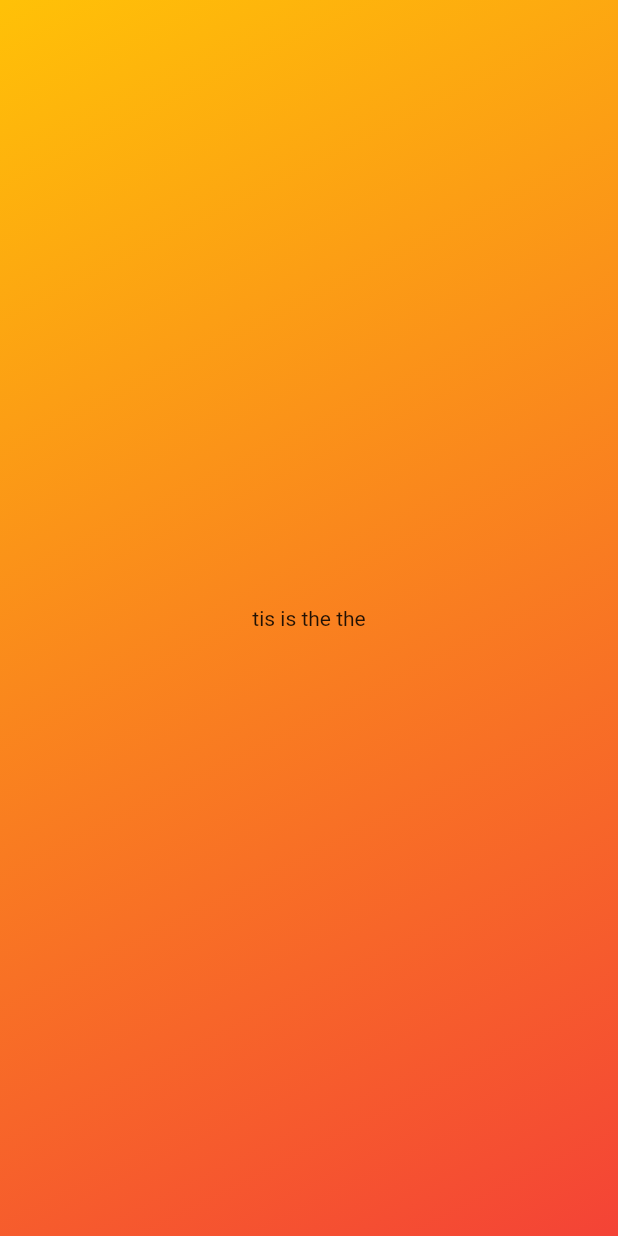
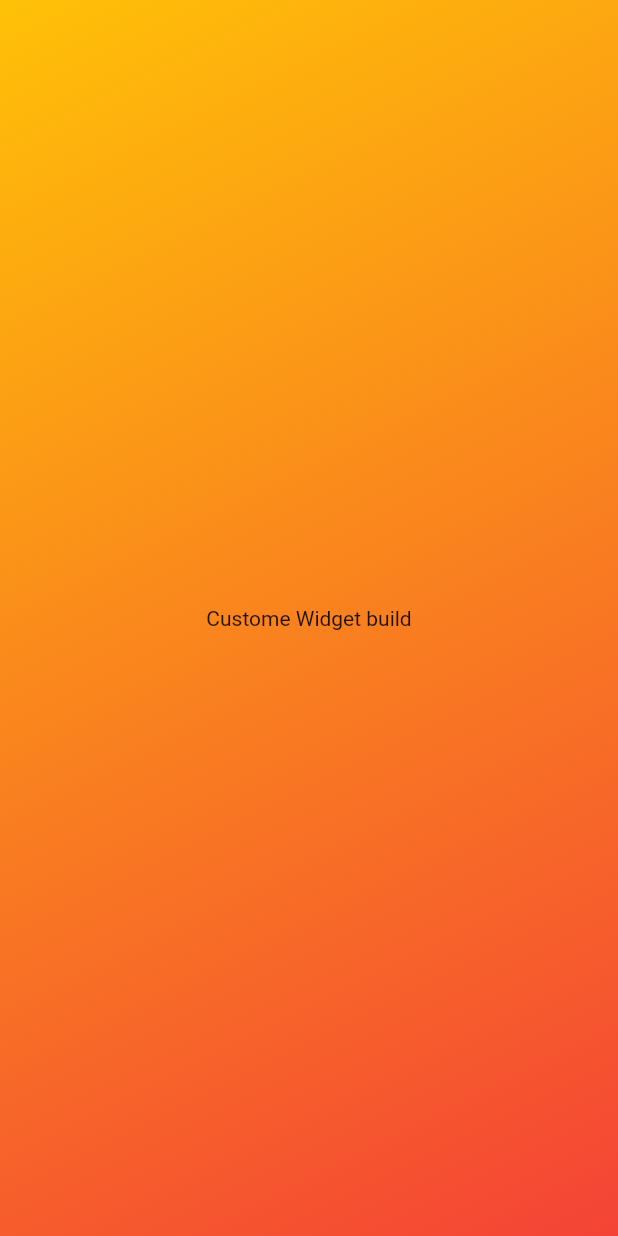
Before and after one commit to hasanrazib/flutter_my_test_app, a Flutter app: the screen it shows after launch, on a phone screen of 412 x 824 dp. Run offline on Flutter 3.47's test engine with Material 2 defaults, Android fonts, the phone set to English and light mode, and no system bars.

Commit message:
build a custom widget

```diff
--- a/lib/main.dart
+++ b/lib/main.dart
@@ -1,9 +1,19 @@
 import 'package:flutter/material.dart';
 
 void main() {
-  runApp(MaterialApp(
+  runApp(const MaterialApp(
       home: Scaffold(
-    body: Container(
+    body:GradientContainer(),
+  )));
+}
+
+class GradientContainer extends StatelessWidget{
+
+  const GradientContainer({super.key});
+
+  @override
+  Widget build( context) {
+   return  Container(
       decoration: const BoxDecoration(
           gradient: LinearGradient(
             colors: [
@@ -14,8 +24,8 @@ void main() {
               ),
             ),
       child: const Center(
-        child: Text('tis is the the'),
+        child: Text('Custome Widget build'),
       ),
-    ),
-  )));
+    );
+  }
 }
```
